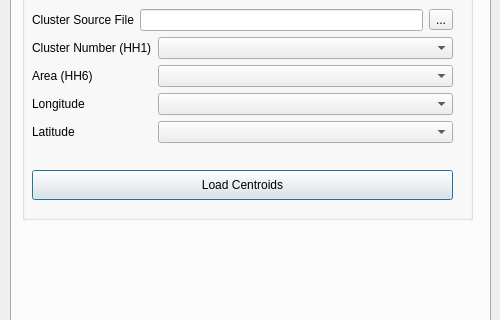
Old version of the form plugin/mgp_dialog.ui in the repository unicef-drp/mics-geocoding; both pictures show x 0 to 500 and y 200 to 520 of the 500 by 724 pixel window.
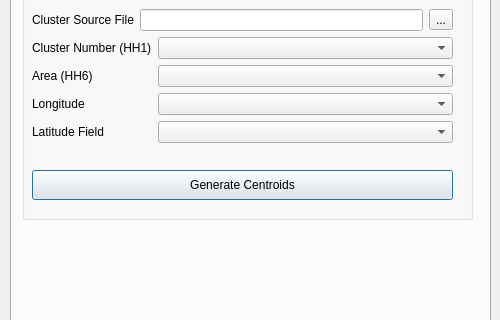
New version of the form.

Commit message: feat(ui): [15, 16] load centroids -> generate centroids

```diff
--- a/plugin/mgp_dialog.ui
+++ b/plugin/mgp_dialog.ui
@@ -161,7 +161,7 @@
             <item row="3" column="0">
              <widget class="QLabel" name="latitudeFieldLabel_2">
               <property name="text">
-               <string>Latitude</string>
+               <string>Latitude Field</string>
               </property>
              </widget>
             </item>
@@ -179,7 +179,7 @@
              </size>
             </property>
             <property name="text">
-             <string>Load Centroids</string>
+             <string>Generate Centroids</string>
             </property>
            </widget>
           </item>
```
The commit also changes 3 other files.
